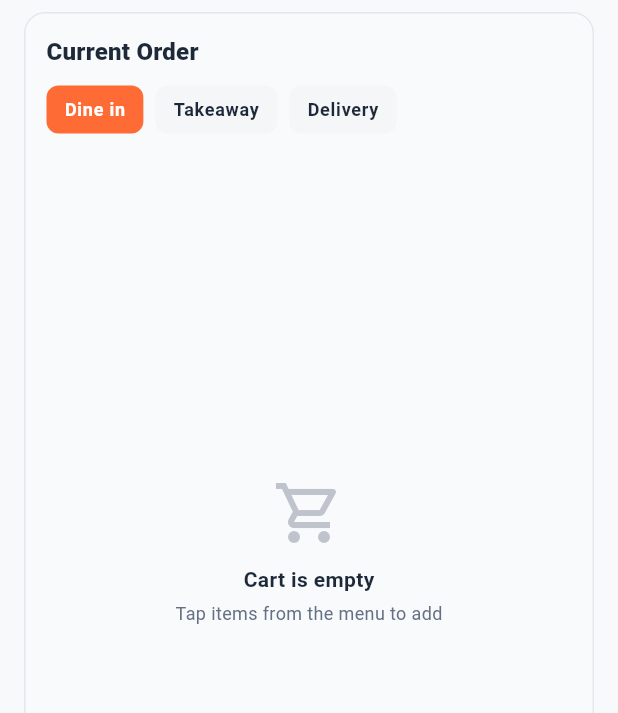
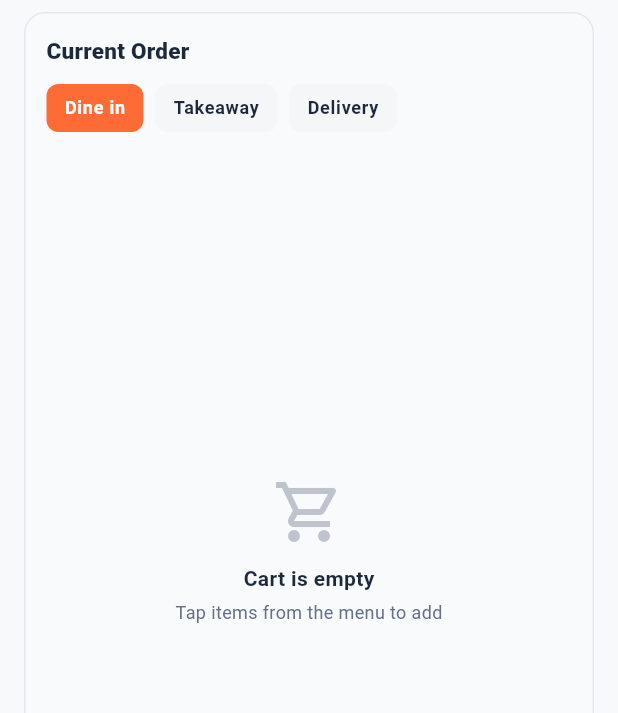
Before and after one commit to akhan110/foodie_pos, a Flutter app: the CartSection widget shown alone on an empty page, opened directly, on a phone screen of 412 x 824 dp. Shown: the top 713 px of the screen. Run offline on Flutter 3.47's test engine with Material 3 defaults, Android fonts, the phone set to English and light mode, and no system bars; our stand-ins replace dio, file_picker, flutter_easyloading, flutter_svg, get, get_storage and 3 more; accounts and stored records are empty; network calls fail; project files that could hold a hidden picture were left out.

Commit message:
fix(pos): eliminate pixel overflow in CartSection header

```diff
--- a/lib/modules/pos/widgets/new_order/right_view_cart/cart_section.dart
+++ b/lib/modules/pos/widgets/new_order/right_view_cart/cart_section.dart
@@ -32,14 +32,19 @@ class CartSection extends GetView<PosController> {
                 Expanded(
                   child: Row(
                     children: [
-                      CustomTextWidget(
+                      Flexible(
+                        child: CustomTextWidget(
                           'Current Order',
+                          maxLines: 1,
+                          overflow: TextOverflow.ellipsis,
                           style: theme.textTheme.titleMedium?.copyWith(
                             fontWeight: FontWeight.w800,
                             color: colors.onSurface,
+                            fontSize: 15,
                           ),
                         ),
-                      const SizedBox(width: 8),
+                      ),
+                      const SizedBox(width: 6),
 
                       // PARKED ORDERS BADGE
                       Obx(() {
@@ -47,23 +52,23 @@ class CartSection extends GetView<PosController> {
                         if (count == 0) return const SizedBox.shrink();
                         return InkWell(
                           onTap: () => ParkedOrdersDialog.show(context, controller),
-                          borderRadius: BorderRadius.circular(12),
+                          borderRadius: BorderRadius.circular(10),
                           child: Container(
-                            padding: const EdgeInsets.symmetric(horizontal: 8, vertical: 3),
+                            padding: const EdgeInsets.symmetric(horizontal: 6, vertical: 2),
                             decoration: BoxDecoration(
                               color: AppColors.primary,
-                              borderRadius: BorderRadius.circular(12),
+                              borderRadius: BorderRadius.circular(10),
                             ),
                             child: Row(
                               mainAxisSize: MainAxisSize.min,
                               children: [
-                                const Icon(Icons.pause, size: 12, color: Colors.white),
+                                const Icon(Icons.pause, size: 11, color: Colors.white),
                                 const SizedBox(width: 2),
                                 Text(
                                   'Parked: $count',
                                   style: const TextStyle(
                                     color: Colors.white,
-                                    fontSize: 11,
+                                    fontSize: 10.5,
                                     fontWeight: FontWeight.bold,
                                   ),
                                 ),
@@ -75,22 +80,11 @@ class CartSection extends GetView<PosController> {
                     ],
                   ),
                 ),
+                const SizedBox(width: 4),
 
                 // HOLD / PARK ORDER BUTTON
                 Obx(() {
                   if (controller.cartItems.isEmpty) {
-                    if (controller.parkedOrders.isNotEmpty) {
-                      return TextButton.icon(
-                        onPressed: () => ParkedOrdersDialog.show(context, controller),
-                        icon: const Icon(Icons.pause_circle_outline, size: 14),
-                        label: const Text('Parked', style: TextStyle(fontSize: 11)),
-                        style: TextButton.styleFrom(
-                          padding: const EdgeInsets.symmetric(horizontal: 6),
-                          minimumSize: Size.zero,
-                          tapTargetSize: MaterialTapTargetSize.shrinkWrap,
-                        ),
-                      );
-                    }
                     return const SizedBox.shrink();
                   }
 
@@ -98,39 +92,43 @@ class CartSection extends GetView<PosController> {
                     mainAxisSize: MainAxisSize.min,
                     children: [
                       // Hold Order Button
-                      TextButton.icon(
-                        onPressed: () => controller.parkCurrentOrder(),
-                        icon: const Icon(Icons.pause_circle_filled, size: 14, color: AppColors.primary),
-                        label: const Text(
+                      InkWell(
+                        onTap: () => controller.parkCurrentOrder(),
+                        borderRadius: BorderRadius.circular(6),
+                        child: const Padding(
+                          padding: EdgeInsets.symmetric(horizontal: 5, vertical: 3),
+                          child: Row(
+                            mainAxisSize: MainAxisSize.min,
+                            children: [
+                              Icon(Icons.pause_circle_filled, size: 14, color: AppColors.primary),
+                              SizedBox(width: 2),
+                              Text(
                                 'Hold',
                                 style: TextStyle(
                                   color: AppColors.primary,
-                            fontSize: 12,
+                                  fontSize: 11.5,
                                   fontWeight: FontWeight.bold,
                                 ),
                               ),
-                        style: TextButton.styleFrom(
-                          padding: const EdgeInsets.symmetric(horizontal: 6),
-                          minimumSize: Size.zero,
-                          tapTargetSize: MaterialTapTargetSize.shrinkWrap,
+                            ],
                           ),
                         ),
-                      const SizedBox(width: 4),
+                      ),
+                      const SizedBox(width: 2),
 
                       // Clear All Button
-                      TextButton(
-                        onPressed: controller.clearCart,
-                        style: TextButton.styleFrom(
-                          padding: const EdgeInsets.symmetric(horizontal: 6),
-                          minimumSize: Size.zero,
-                          tapTargetSize: MaterialTapTargetSize.shrinkWrap,
-                        ),
-                        child: const CustomTextWidget(
+                      InkWell(
+                        onTap: controller.clearCart,
+                        borderRadius: BorderRadius.circular(6),
+                        child: const Padding(
+                          padding: EdgeInsets.symmetric(horizontal: 5, vertical: 3),
+                          child: CustomTextWidget(
                             'Clear',
                             style: TextStyle(
                               color: AppColors.error,
-                            fontSize: 12,
+                              fontSize: 11.5,
                               fontWeight: FontWeight.w600,
+                            ),
                           ),
                         ),
                       ),
```
Lines whose indentation alone changed are shown as unchanged.
